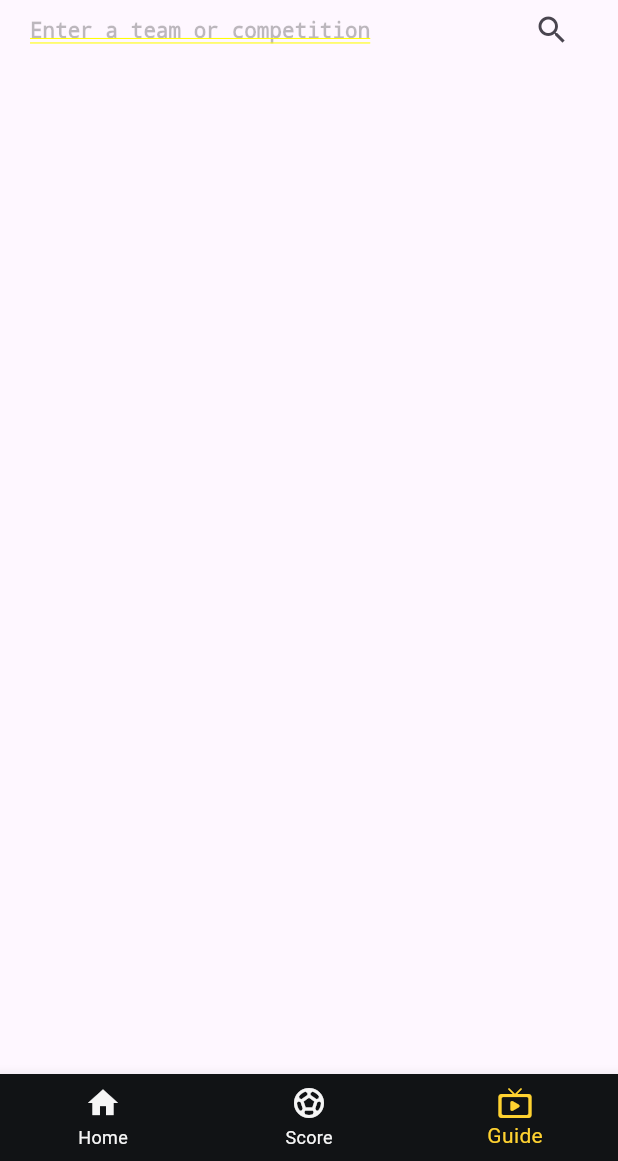
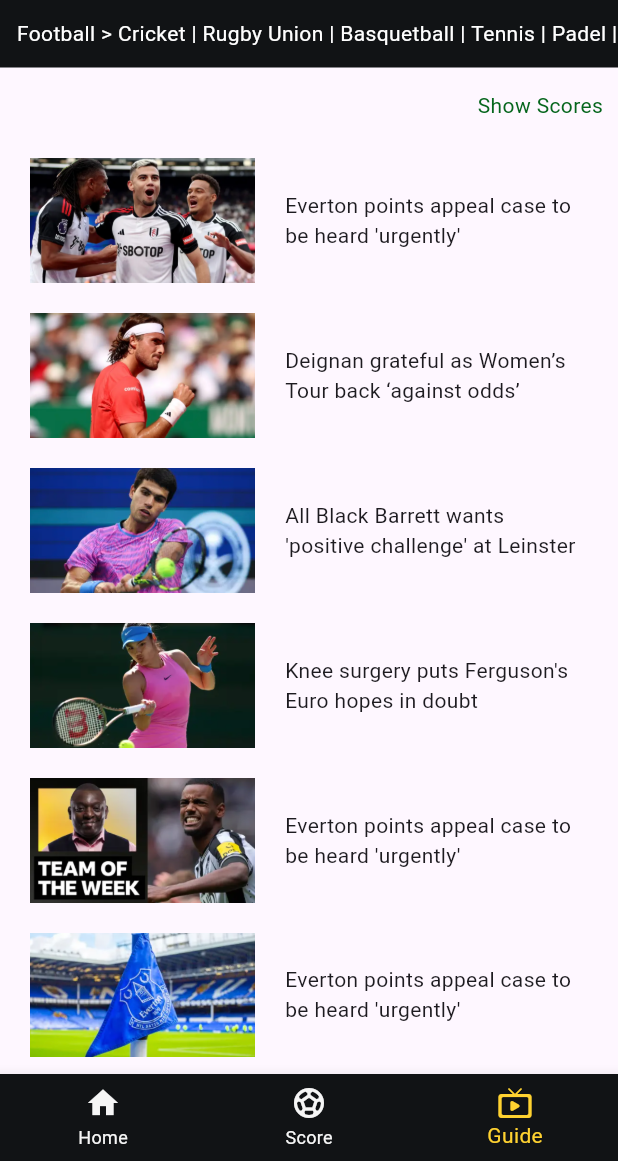
Before and after one commit to ig-byte/flutter_app_bbc, a Flutter app: the screen it shows after launch, item 3 of the bottom bar chosen, on a phone screen of 412 x 824 dp, the part 75-1236 px from its top. Run offline on Flutter 3.47's test engine with Material 3 defaults, Android fonts, the phone set to English and light mode, and no system bars; drawn by our look-alikes of animated_search_bar.

Commit message:
Se agrega ultima ventana guide

```diff
--- a/appflutter_bbc/lib/components/my_bottomTabControllerNavigator.dart
+++ b/appflutter_bbc/lib/components/my_bottomTabControllerNavigator.dart
@@ -15,7 +15,7 @@ class _BottomTabBarState extends State<BottomTabBar> {
   final screens = [
     const MyNewsScreen(),
     const MyScoreScreen(),
-    MyGuideScreen()
+    const MyGuideScreen()
   ];
   final Color _iconColorSelected = const Color.fromRGBO(255, 210, 48, 1);
   final Color _iconColorunSelected = const Color.fromRGBO(246, 246, 246, 1);
--- a/appflutter_bbc/lib/pages/pages_guide.dart
+++ b/appflutter_bbc/lib/pages/pages_guide.dart
@@ -1,23 +1,91 @@
-import 'package:animated_search_bar/animated_search_bar.dart';
-import 'package:appflutter_bbc/components/my_barradeBusqueda.dart';
+import 'package:appflutter_bbc/components/paths_components.dart';
 import 'package:flutter/material.dart';
 
 class MyGuideScreen extends StatelessWidget {
-  MyGuideScreen({super.key});
+  const MyGuideScreen({super.key});
 
   @override
   Widget build(BuildContext context) {
     return MaterialApp(
       title: 'Material App',
-      home: Center(
-          child: Column(
-        children: [
-          Container(
-            margin: EdgeInsets.symmetric(horizontal: 20),
-            child: SearchBarCustom(),
+      debugShowCheckedModeBanner: false,
+      home: Scaffold(
+        body: Center(
+          child: SingleChildScrollView(
+            child: Column(children: [
+              Container(
+                color: const Color.fromRGBO(17, 19, 21, 1),
+                alignment: Alignment.center,
+                height: 45,
+                child: ListView(
+                  scrollDirection: Axis.horizontal,
+                  children: const [
+                    Center(
+                        child: Text("   Football >",
+                            style: TextStyle(
+                                color: Color.fromARGB(255, 255, 255, 255)))),
+                    Center(
+                        child: Text(" Cricket | ",
+                            style: TextStyle(color: Colors.white))),
+                    Center(
+                        child: Text("Rugby Union | ",
+                            style: TextStyle(color: Colors.white))),
+                    Center(
+                        child: Text("Basquetball | ",
+                            style: TextStyle(color: Colors.white))),
+                    Center(
+                        child: Text("Tennis | ",
+                            style: TextStyle(color: Colors.white))),
+                    Center(
+                        child: Text("Padel | ",
+                            style: TextStyle(color: Colors.white))),
+                    Center(
+                        child: Text("Boxeo >",
+                            style: TextStyle(color: Colors.white))),
+                  ],
+                ),
+              ),
+              const Align(
+                alignment: Alignment.centerRight,
+                child: Padding(
+                    padding: EdgeInsets.symmetric(vertical: 15, horizontal: 10),
+                    child: Text("Show Scores",
+                        style:
+                            TextStyle(color: Color.fromRGBO(6, 102, 29, 1)))),
+              ),
+              const NoticiaMedium(
+                imagen: 'lib/images/1.png',
+                titulo: "Everton points appeal case to be heard 'urgently'",
+              ),
+              const NoticiaMedium(
+                imagen: 'lib/images/2.png',
+                titulo: "Deignan grateful as Women’s Tour back ‘against odds’",
+              ),
+              const NoticiaMedium(
+                imagen: 'lib/images/3.png',
+                titulo:
+                    "All Black Barrett wants 'positive challenge' at Leinster",
+              ),
+              const NoticiaMedium(
+                imagen: 'lib/images/4.png',
+                titulo: "Knee surgery puts Ferguson's Euro hopes in doubt",
+              ),
+              const NoticiaMedium(
+                imagen: 'lib/images/5.png',
+                titulo: "Everton points appeal case to be heard 'urgently'",
+              ),
+              const NoticiaMedium(
+                imagen: 'lib/images/6.png',
+                titulo: "Everton points appeal case to be heard 'urgently'",
+              ),
+              const NoticiaMedium(
+                imagen: 'lib/images/noticia_tres.png',
+                titulo: "Everton points appeal case to be heard 'urgently'",
+              ),
+            ]),
           ),
-        ],
-      )),
+        ),
+      ),
     );
   }
 }
```
Also changed, not shown: appflutter_bbc/lib/pages/pages_login.dart (+0 -14 lines), appflutter_bbc/lib/pages/pages_scores.dart (+14 -17 lines), appflutter_bbc/lib/images/1.png (added), appflutter_bbc/lib/images/2.png (added), appflutter_bbc/lib/images/3.png (added), appflutter_bbc/lib/images/4.png (added), appflutter_bbc/lib/images/5.png (added), appflutter_bbc/lib/images/6.png (added).
